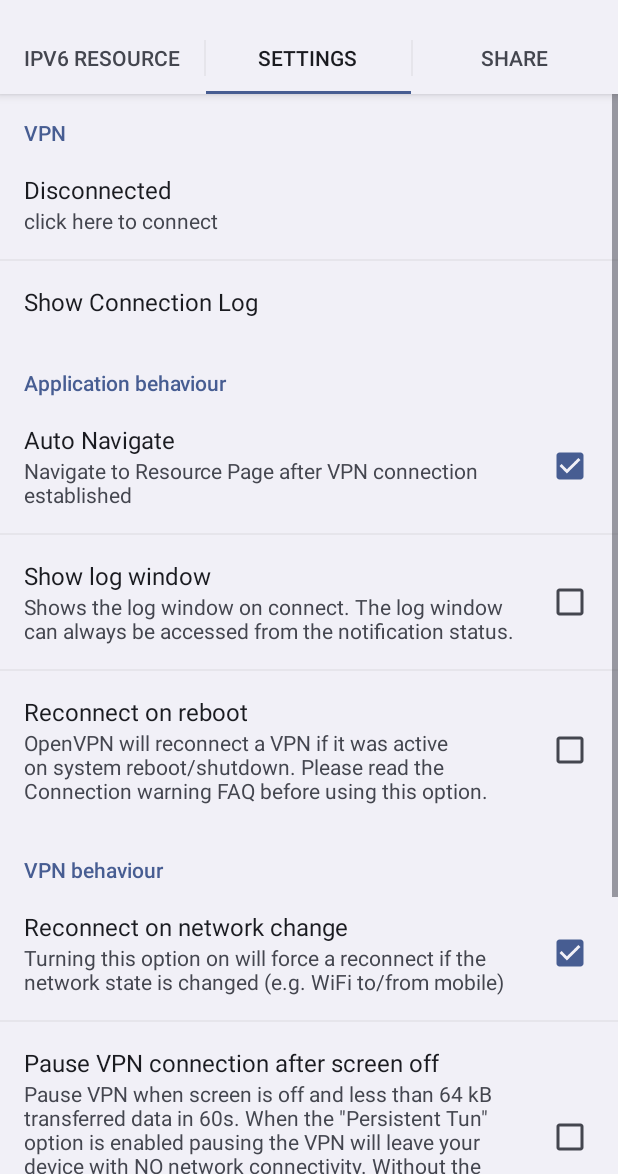
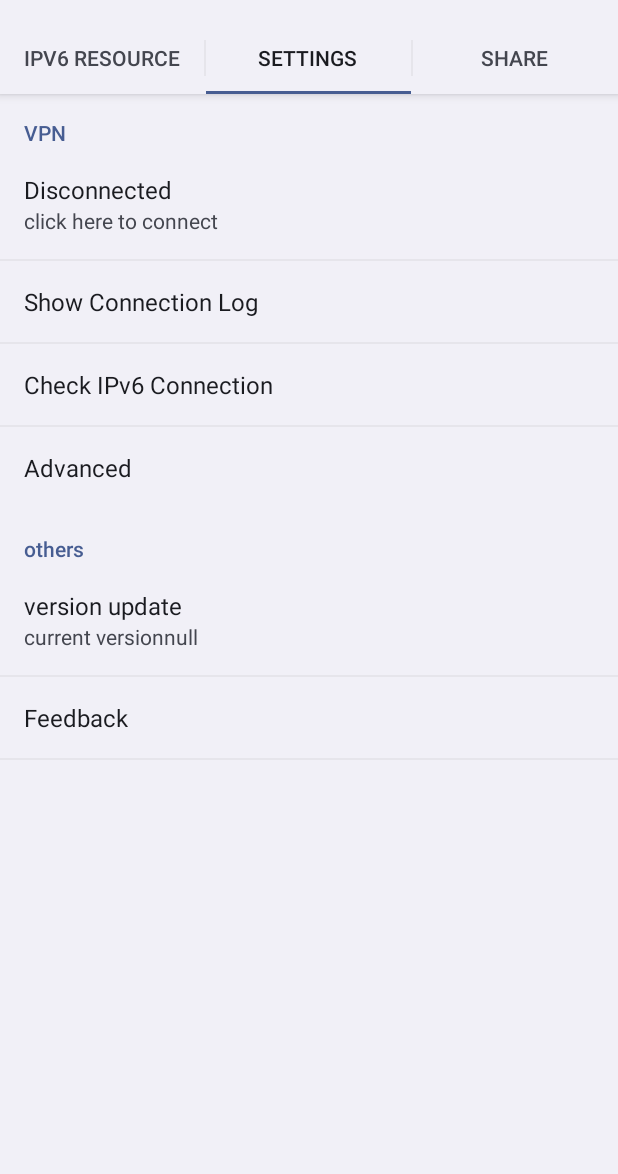
Before and after one commit to ppxpp/6in4-Android, an Android app: the screen it shows after launch (MainActivity), tab 2 chosen, on a phone screen of 412 x 824 dp, the part 62-1236 px from its top. Run offline under Robolectric (Android 15) with nearby library versions, the phone set to English and light mode, and no system bars; our stand-ins replace CircleImageView; libraries missing offline, so code that uses them is left out: cn.sharesdk.framework, com.koushikdutta.async, com.koushikdutta.ion, com.nostra13.universalimageloader; 3 statements that could not run were skipped.

Commit message:
程序代码

```diff
--- a/main/src/main/java/cn/edu/bupt/niclab/activities/FeedbackActivity.java
+++ b/main/src/main/java/cn/edu/bupt/niclab/activities/FeedbackActivity.java
@@ -80,7 +80,7 @@ public class FeedbackActivity extends BaseActivity {
         mHintTV = (TextView) findViewById(R.id.hint);
         agent = new FeedbackAgent(this);
         defaultConversation = agent.getDefaultConversation();
-        if (defaultConversation.getReplyList().size() == 0){
+        /*if (defaultConversation.getReplyList().size() == 0){
             mHintTV.setVisibility(View.VISIBLE);
             inAnimation.setDuration(1000);
             mHintTV.startAnimation(inAnimation);
@@ -109,7 +109,7 @@ public class FeedbackActivity extends BaseActivity {
             }, 6000);
         }else{
             mHintTV.setVisibility(View.GONE);
-        }
+        }*/
         mAdatper = new ReplyListAadatper();
         sync();
 
--- a/main/src/main/java/cn/edu/bupt/niclab/fragments/GeneralSettings.java
+++ b/main/src/main/java/cn/edu/bupt/niclab/fragments/GeneralSettings.java
@@ -82,7 +82,7 @@ public class GeneralSettings extends BasePreferenceFragment implements OnPrefere
     private final int REQUEST_CODE_LOGIN = 14;
     private final int REQUEST_CODE_LAUNCH_VPN = 15;
     private ProgressDialog mPD;
-    private PreferenceCategory mOtherPFC;
+    private PreferenceCategory mVPNPFC;
     private Preference mLogoutPF;
 
 	@Override
@@ -140,7 +140,7 @@ public class GeneralSettings extends BasePreferenceFragment implements OnPrefere
 
         mLogoutPF = findPreference("logout");
         mLogoutPF.setOnPreferenceClickListener(this);
-        mOtherPFC = (PreferenceCategory) findPreference("app_other");
+        mVPNPFC = (PreferenceCategory) findPreference("app_vpn");
 	}
 
     @Override
@@ -175,11 +175,11 @@ public class GeneralSettings extends BasePreferenceFragment implements OnPrefere
 
     private void updateLogoutPreference(){
         Account account = AccountManager.getManager().getCurtAccount();
-        Log.d(tag, "account = " + account +", mOtherPFC.getPreferenceCount()"+ mOtherPFC.getPreferenceCount());
-        if (account == null && mOtherPFC.getPreferenceCount() == 3){
-            mOtherPFC.removePreference(mLogoutPF);
-        }else if(account != null && mOtherPFC.getPreferenceCount() == 2){
-            mOtherPFC.addPreference(mLogoutPF);
+        Log.d(tag, "account = " + account +", mOtherPFC.getPreferenceCount()"+ mVPNPFC.getPreferenceCount());
+        if (account == null/* && mVPNPFC.getPreferenceCount() == 3*/){
+            mVPNPFC.removePreference(mLogoutPF);
+        }else if(account != null /*&& mVPNPFC.getPreferenceCount() == 2*/){
+            mVPNPFC.addPreference(mLogoutPF);
         }
     }
 
--- /dev/null
+++ b/main/src/main/res/drawable/diagnose_frame_bg.xml
@@ -0,0 +1,4 @@
+<?xml version="1.0" encoding="utf-8"?>
+<selector xmlns:android="http://schemas.android.com/apk/res/android">
+
+</selector>
--- /dev/null
+++ b/main/src/main/res/drawable/disgnose_btn_bg.xml
@@ -0,0 +1,4 @@
+<?xml version="1.0" encoding="utf-8"?>
+<selector xmlns:android="http://schemas.android.com/apk/res/android">
+
+</selector>
--- a/main/src/main/res/layout/activity_feedback.xml
+++ b/main/src/main/res/layout/activity_feedback.xml
@@ -59,6 +59,7 @@
         android:layout_height="match_parent"/>
     <TextView
         android:id="@+id/hint"
+        android:visibility="gone"
         android:text="hhhhh"
         android:background="@drawable/hint_bg"
         android:textColor="#fff"
--- /dev/null
+++ b/main/src/main/res/menu/menu_check_ipv6_connection.xml
@@ -0,0 +1,6 @@
+<menu xmlns:android="http://schemas.android.com/apk/res/android"
+    xmlns:tools="http://schemas.android.com/tools"
+    tools:context="cn.edu.bupt.niclab.activities.CheckIPv6ConnectionActivity">
+    <item android:id="@+id/action_settings" android:title="@string/action_settings"
+        android:orderInCategory="100" android:showAsAction="never" />
+</menu>
--- a/main/src/main/res/values/strings.xml
+++ b/main/src/main/res/values/strings.xml
@@ -367,20 +367,17 @@
     <string name="feed_back">Feedback</string>
     <string name="setting_share">Share</string>
     <string name="setting_logout_account">Logout Current Account</string>
+    <string name="check_ipv6_connection">Check IPv6 Connection</string>
     <string name="logout_success">Logout Success</string>
     <string name="source_licence">Licence</string>
     <string name="title_activity_update">UpdateActivity</string>
     <string name="hello_world">Hello world!</string>
-
     <string name="switch_to_res_title">Auto Navigate</string>
     <string name="switch_to_res_summary">Navigate to Resource Page after VPN connection established</string>
-
     <string name="action_settings">Settings</string>
     <string name="title_activity_base">BaseActivity</string>
     <string name="title_activity_feedback">Feedback</string>
     <string name="title_activity_shareapp">Share App</string>
-
-
     <string name="select_platform">Select Platform</string>
     <string name="platform_qq">QQ</string>
     <string name="platform_sinaweibo">Sina Weibo</string>
@@ -389,20 +386,18 @@
     <string name="platform_weixin">WeChat</string>
     <string name="platform_douban">Douban</string>
     <string name="platform_renren">RenRen</string>
-
     <string name="send_log_file">Send Log Info</string>
-
     <string name="share_selector_title">Select An APP to Share</string>
     <string name="share_finish">share success</string>
-    <!--<string name="share_failed">share failed</string>-->
+    <!-- <string name="share_failed">share failed</string> -->
     <string name="share_cancel">share canceled</string>
     <string name="share_title">this is share title</string>
     <string name="share_title_url">http://www.6able.com</string>
     <string name="share_text">I\'m using 6in4 to visit IPv6 Resources. It\'s very cool. Download here: http://www.6able.com</string>
     <string name="share_site">6in4</string>
     <string name="share_url">http://www.6able.com</string>
-
     <string name="logout_confirm_message">Sure to Logout? Connection will lost.</string>
     <string name="logout">Logout</string>
+    <string name="title_activity_check_ipv6_connection">CheckIPv6ConnectionActivity</string>
 
 </resources>
--- a/main/src/main/res/xml/general_settings.xml
+++ b/main/src/main/res/xml/general_settings.xml
@@ -1,115 +1,119 @@
-<?xml version="1.0" encoding="utf-8"?>
-<!--
+<?xml version="1.0" encoding="utf-8"?><!--
   ~ Copyright (c) 2012-2014 Arne Schwabe
   ~ Distributed under the GNU GPL v2. For full terms see the file doc/LICENSE.txt
   -->
 
 <PreferenceScreen xmlns:android="http://schemas.android.com/apk/res/android">
 
-    <PreferenceCategory android:title="@string/appvpn" android:key="app_vpn">
+    <PreferenceCategory
+        android:key="app_vpn"
+        android:title="@string/appvpn">
         <Preference
             android:key="vpn"
             android:persistent="false"
             android:summary="@string/app_vpn_connect_sumary"
-            android:title="@string/app_vpn_connect_title"/>
+            android:title="@string/app_vpn_connect_title" />
         <Preference
             android:key="log"
             android:persistent="false"
-            android:title="@string/app_show_log_title"/>
-    </PreferenceCategory>
+            android:title="@string/app_show_log_title" />
+        <Preference
+            android:defaultValue="false"
+            android:key="logout"
+            android:title="@string/setting_logout_account" />
 
-    <!--<PreferenceCategory android:title="@string/appacount" android:key="app_account">
+
+        <!-- IPv6 connection check -->
         <Preference
-            android:key="account"
+            android:title="@string/check_ipv6_connection" >
+            <intent
+                android:targetPackage="cn.edu.bupt.niclab"
+                android:targetClass="cn.edu.bupt.niclab.activities.CheckIPv6ConnectionActivity"/>
+        </Preference>
+
+        <!-- opens another nested subscreen -->
+        <PreferenceScreen
+            android:key="advance_setting"
             android:persistent="false"
-            android:summary="@string/app_account_not_login_sumary"
-            android:title="@string/app_account_not_login_title"/>
-    </PreferenceCategory>-->
-
-    <PreferenceCategory android:title="@string/appbehaviour" android:key="app_behaviour">
+            android:title="@string/advanced">
+            <PreferenceCategory
+                android:key="app_behaviour"
+                android:title="@string/appbehaviour">
                 <CheckBoxPreference
                     android:defaultValue="true"
                     android:key="switch_to_res"
                     android:summary="@string/switch_to_res_summary"
-            android:title="@string/switch_to_res_title"/>
+                    android:title="@string/switch_to_res_title" />
 
                 <CheckBoxPreference
                     android:defaultValue="false"
                     android:key="showlogwindow"
                     android:summary="@string/show_log_summary"
-                android:title="@string/show_log_window"/>
+                    android:title="@string/show_log_window" />
 
                 <CheckBoxPreference
                     android:defaultValue="false"
                     android:key="ovpn3"
+                    android:summaryOff="Use OpenVPN 2.3"
                     android:summaryOn="Use the C++ OpenVPN library"
-            android:summaryOff="Use OpenVPN 2.3"
-            android:title="OpenVPN 3 Core"/>
+                    android:title="OpenVPN 3 Core" />
 
 
                 <CheckBoxPreference
                     android:defaultValue="false"
                     android:key="restartvpnonboot"
                     android:summary="@string/onbootrestartsummary"
-                android:title="@string/onbootrestart"/>
+                    android:title="@string/onbootrestart" />
 
-        <!--<Preference
-                android:key="clearapi"
-                android:persistent="false"
-                android:title="@string/clear_external_apps"/>-->
             </PreferenceCategory>
 
             <PreferenceCategory android:title="@string/vpnbehaviour">
-        <!--<CheckBoxPreference
-                android:defaultValue="true"
-                android:key="usesystemproxy"
-                android:summary="@string/use_system_proxy_summary"
-                android:title="@string/use_system_proxy"/>-->
                 <CheckBoxPreference
                     android:defaultValue="true"
                     android:key="netchangereconnect"
                     android:summary="@string/netchange_summary"
-                android:title="@string/netchange"/>
+                    android:title="@string/netchange" />
 
 
                 <CheckBoxPreference
                     android:defaultValue="false"
                     android:key="screenoff"
                     android:summary="@string/screenoff_summary"
-                android:title="@string/screenoff_title"/>
+                    android:title="@string/screenoff_title" />
 
             </PreferenceCategory>
 
-    <PreferenceCategory android:title="@string/device_specific" android:key="device_hacks">
+        </PreferenceScreen>
+
+    </PreferenceCategory>
+
+
+    <PreferenceCategory
+        android:key="device_hacks"
+        android:title="@string/device_specific">
         <CheckBoxPreference
             android:defaultValue="false"
             android:key="useCM9Fix"
             android:summary="@string/owner_fix_summary"
-                android:title="@string/owner_fix"/>
+            android:title="@string/owner_fix" />
         <CheckBoxPreference
             android:defaultValue="false"
             android:key="loadTunModule"
             android:summary="@string/setting_loadtun_summary"
-                android:title="@string/setting_loadtun"/>
+            android:title="@string/setting_loadtun" />
     </PreferenceCategory>
 
-    <PreferenceCategory android:title="@string/appother" android:key="app_other">
+    <PreferenceCategory
+        android:key="app_other"
+        android:title="@string/appother">
         <Preference
             android:defaultValue="false"
             android:key="update"
-            android:title="@string/version_update"/>
+            android:title="@string/version_update" />
         <Preference
             android:defaultValue="false"
             android:key="feedback"
-            android:title="@string/feed_back"/>
-        <!--<Preference
-            android:defaultValue="false"
-            android:key="share"
-            android:title="@string/setting_share"/>-->
-        <Preference
-            android:defaultValue="false"
-            android:key="logout"
-            android:title="@string/setting_logout_account"/>
+            android:title="@string/feed_back" />
     </PreferenceCategory>
 
 </PreferenceScreen>
```
Also changed, not shown: main/src/main/AndroidManifest.xml (+22 -18 lines), main/src/main/java/cn/edu/bupt/niclab/activities/CheckIPv6ConnectionActivity.java (added, +40 -0 lines), main/src/main/res/drawable/disgnose_btn_text_bg.xml (added, +21 -0 lines), main/src/main/res/layout/activity_check_ipv6_connection.xml (added, +12 -0 lines), gradle/wrapper/gradle-wrapper.properties (added), 3 other files. Lines whose indentation alone changed are shown as unchanged.
